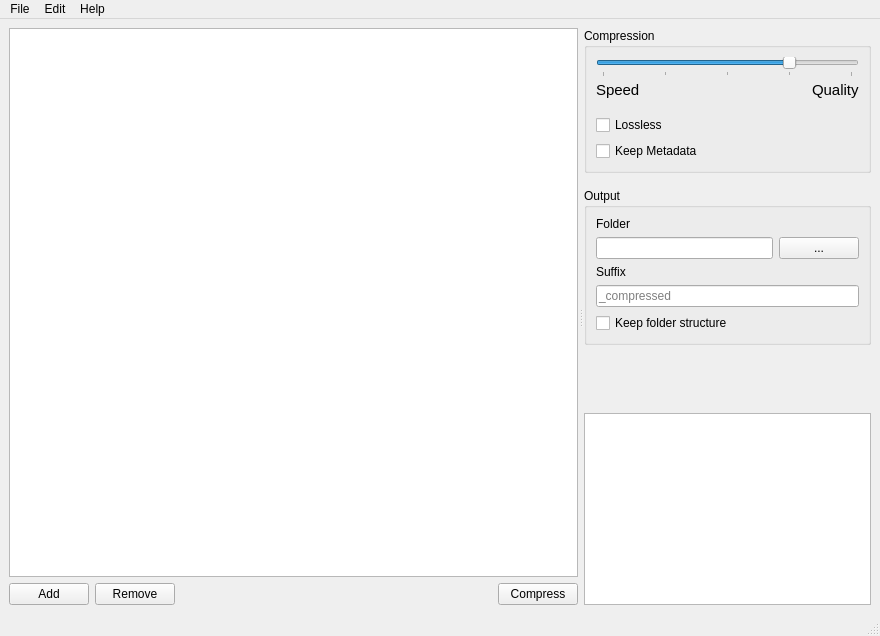
Before: the Qt Designer form views/MainWindow.ui in Lymphatus/caesium-image-compressor, drawn with Qt 5.
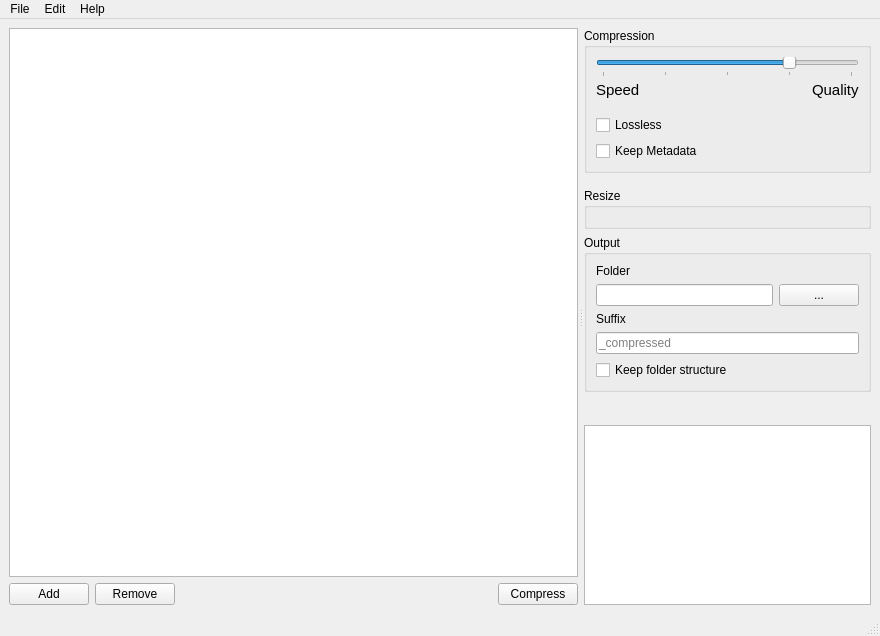
After: the same form once the commit is applied. Custom widgets are drawn as their Qt base class.

The edit to the form file:
```diff
--- a/views/MainWindow.ui
+++ b/views/MainWindow.ui
@@ -254,6 +254,18 @@
           </property>
          </widget>
         </item>
+        <item>
+         <widget class="QGroupBox" name="resize_groupBox">
+          <property name="title">
+           <string>Resize</string>
+          </property>
+          <layout class="QVBoxLayout" name="verticalLayout_5">
+           <item>
+            <layout class="QVBoxLayout" name="verticalLayout_2"/>
+           </item>
+          </layout>
+         </widget>
+        </item>
         <item>
          <widget class="QGroupBox" name="output_groupBox">
           <property name="title">
```
Left out of the diff: 2 changed lines with no effect on the pictures.
